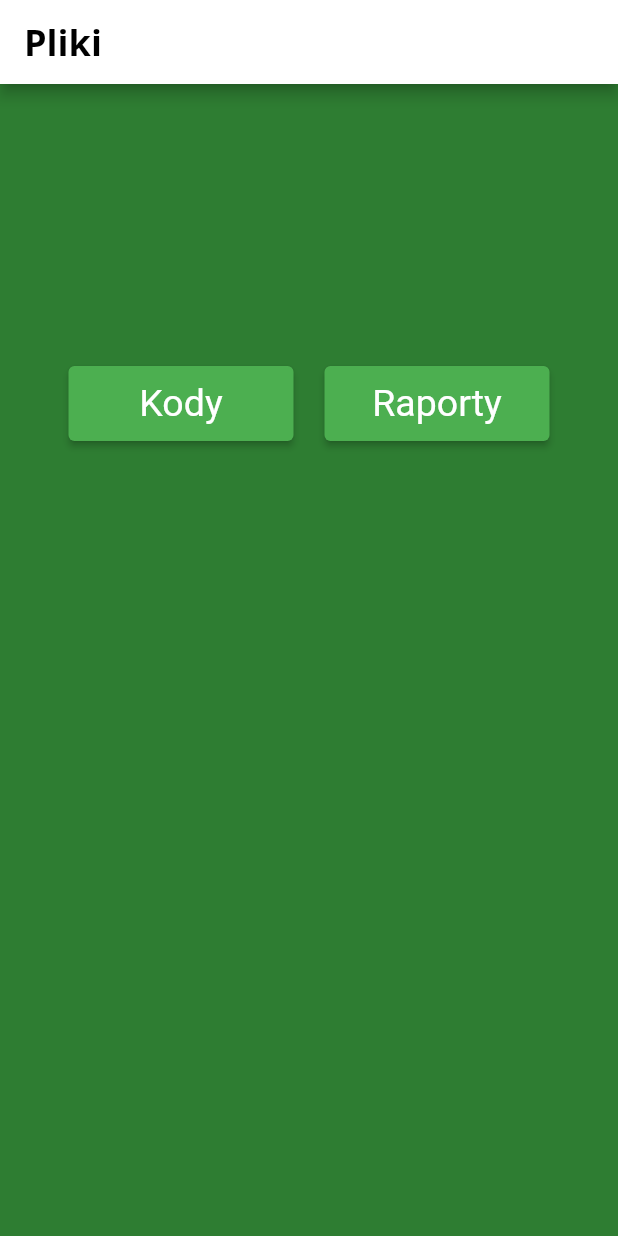
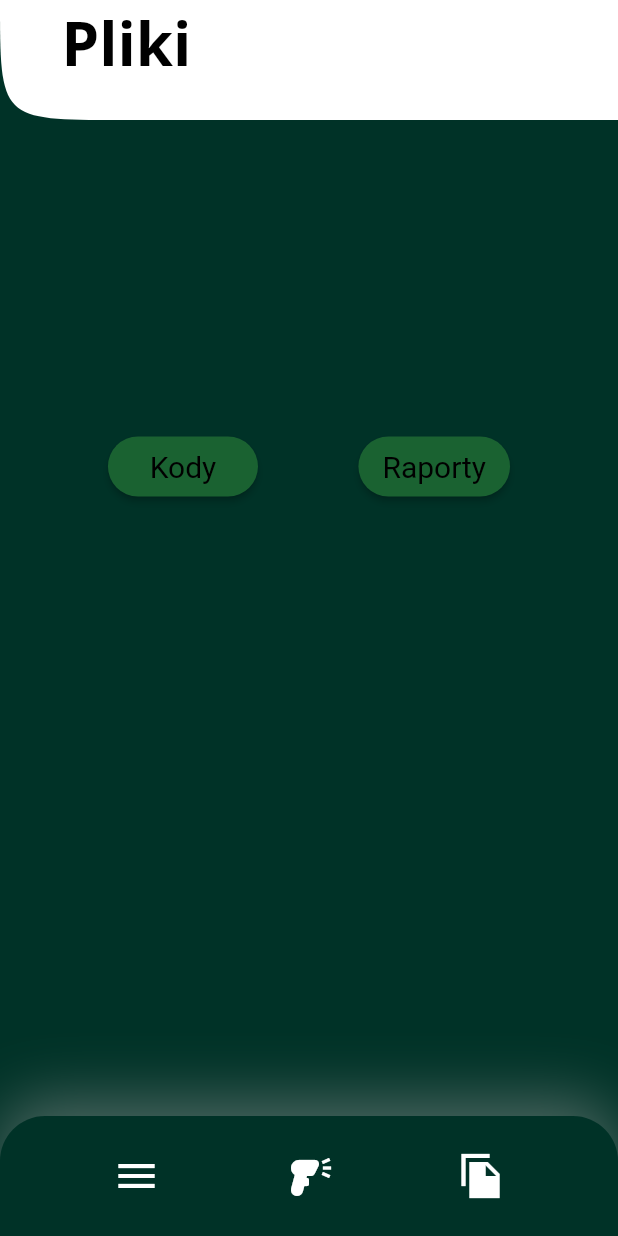
Before and after one commit to Lokinado/flutter_inventory_app, a Flutter app: the screen it shows after launch, on a phone screen of 412 x 824 dp. Run offline on Flutter 3.47's test engine with Material 2 defaults, Android fonts, the light colour scheme and no system bars; Roboto replaces fonts that are missing (Open Sans).

Commit message:
Poprawiona wersja graficzna

```diff
--- /dev/null
+++ b/lib/bottom_navigation_bar.dart
@@ -0,0 +1,46 @@
+import 'package:flutter/material.dart';
+import 'main.dart';
+
+class CustomBottomNavigationBar extends StatelessWidget {
+  const CustomBottomNavigationBar({Key? key}) : super(key: key);
+
+  @override
+  Widget build(BuildContext context) {
+    return Container(
+      height: 80,
+      decoration: BoxDecoration(
+        boxShadow: [
+          BoxShadow(
+            offset: const Offset(0, -10),
+            blurRadius: 35,
+            color: Colors.grey.withOpacity(0.5),
+          ),
+        ],
+        color: const Color.fromRGBO(0, 50, 39, 1),
+        borderRadius: const BorderRadius.only(
+          topLeft: Radius.circular(30),
+          topRight: Radius.circular(30),
+        ),
+      ),
+      child: Row(
+        mainAxisAlignment: MainAxisAlignment.spaceEvenly,
+        children: <Widget>[
+          IconButton(
+            onPressed: () {},
+            icon: const Icon(Icons.menu, size: 32, color: Colors.white),
+          ),
+          IconButton(
+            onPressed: () {},
+            icon:
+                const Icon(Icons.barcode_reader, size: 32, color: Colors.white),
+          ),
+          IconButton(
+            onPressed: () {},
+            icon: const Icon(Icons.file_copy_sharp,
+                size: 32, color: Colors.white),
+          ),
+        ],
+      ),
+    );
+  }
+}
--- a/lib/main.dart
+++ b/lib/main.dart
@@ -1,19 +1,72 @@
 import 'package:flutter/material.dart';
+import 'details_page.dart';
+import 'kody.dart';
+import 'raporty.dart';
+import 'main_page.dart';
+import 'bottom_navigation_bar.dart';
 
 void main() {
   runApp(const SearchPanel());
 }
 
 class SearchPanel extends StatelessWidget {
-   const SearchPanel({super.key});
+  const SearchPanel({Key? key}) : super(key: key);
+
   @override
   Widget build(BuildContext context) {
     return MaterialApp(
+
+      color: Color.fromRGBO(0, 50, 39, 1),
       title: 'Search Panel',
       theme: ThemeData(
-        colorScheme: ColorScheme.fromSwatch(primarySwatch: Colors.green).copyWith(background: Colors.green[900]),
+        colorScheme: ColorScheme.fromSwatch(primarySwatch: Colors.green)
+            .copyWith(background: const Color.fromRGBO(0, 50, 39, 1)),
       ),
-      home: const MainPage(),
+      home: Scaffold(
+        backgroundColor:const Color.fromRGBO(0, 50, 39, 1) ,
+        appBar: PreferredSize(
+  preferredSize: Size.fromHeight(80.0),
+  child: AppBar(
+    shadowColor: Colors.transparent,
+    foregroundColor:const Color.fromRGBO(0, 50, 39, 1) ,
+    backgroundColor: Colors.white,
+    centerTitle: false,
+    title: Row(
+      mainAxisAlignment: MainAxisAlignment.start,
+      children: [
+        const SizedBox(width: 25.0),
+        Text(
+          "Pliki",
+          style: TextStyle(
+            color: Colors.black,
+            fontSize: 40,
+            fontWeight: FontWeight.bold,
+            fontFamily: "Open Sans",
+          ),
+        ),
+      ],
+    ),
+    shape: const ContinuousRectangleBorder(
+      borderRadius: BorderRadius.only(
+        bottomLeft: Radius.circular(150),
+      ),
+    ),
+  ),
+),
+
+        body: Container(
+          color: const Color.fromRGBO(0, 50, 39, 1),
+          child: Column(
+            children: [
+              const CustomAppBar(),
+              Expanded(
+                child: const MainPage(),
+              ),
+              const CustomBottomNavigationBar(),
+            ],
+          ),
+        ),
+      ),
       routes: {
         '/details': (context) => const DetailsPage(),
       },
@@ -21,194 +74,18 @@ class SearchPanel extends StatelessWidget {
   }
 }
 
-class MainPage extends StatefulWidget {
-  const MainPage({super.key});
+class CustomAppBar extends StatelessWidget {
 
-  @override
-  // ignore: library_private_types_in_public_api
-  _MainPageState createState() => _MainPageState();
-}
-
-class _MainPageState extends State<MainPage> {
-  String _selectedList = '';
-
-  void _showList(String listName) {
-    setState(() {
-      _selectedList = listName;
-    });
-  }
+  const CustomAppBar({Key? key}) : super(key: key);
 
   @override
   Widget build(BuildContext context) {
-    return Scaffold(
 
-      appBar: AppBar(
+    return Container(
+      height: 0,
+      padding: EdgeInsets.only(top: MediaQuery.of(context).padding.top),
 
-        backgroundColor: Colors.white,
-        title: const Text(
-          "Pliki",
-
-          style: TextStyle(
-      color: Colors.black,
-      fontSize: 24, // ustawiamy rozmiar czcionki na 24
-      fontWeight: FontWeight.bold, // ustawiamy pogrubienie tekstu
-      fontFamily: "Open Sans" // ustawiamy styl tekstu na pochylony
-    ),
-        ),
-      ),
-
-
-      body: Container(
-        color: Colors.green.shade800,
-        padding: const EdgeInsets.all(25),
-
-        child: Column(
-
-          mainAxisAlignment: MainAxisAlignment.spaceEvenly,
-          children: [
-
-            Row(
-              mainAxisAlignment: MainAxisAlignment.spaceEvenly,
-              children: [
-
-                ElevatedButton(
-
-                  onPressed: () => _showList('Kody'),
-                  style: ButtonStyle(
-                    minimumSize: MaterialStateProperty.all(const Size(150, 50)),
-                    textStyle: MaterialStateProperty.all(const TextStyle(fontSize: 25))
-                  ),
-                  child: const Text('Kody'),
-
-                ),
-
-                ElevatedButton(
-                  onPressed: () => _showList('Raporty'),
-                  style: ButtonStyle(
-                    minimumSize: MaterialStateProperty.all(const Size(150, 50)),
-                    textStyle: MaterialStateProperty.all(const TextStyle(fontSize: 25))
-                  ),
-                  child: const Text('Raporty'),
-                ),
-
-              ],
-
-            ),
-            const SizedBox(height:16,width: 80,),
-
-            _selectedList == ''
-                ? Container()
-                : Expanded(
-
-                    child: ListView.builder(
-                      itemCount: _selectedList == 'Kody' ? Kody.ilosc : Raporty.ilosc,
-                      itemBuilder: (context, index) {
-
-                        return Card(
-
-                           elevation: 4,
-                        shape: RoundedRectangleBorder(
-                        borderRadius: BorderRadius.circular(10),
-                          ),
-                          child: ListTile(
-
-                            title: Text(
-                              _selectedList == 'Kody'
-                                  ? 'Kod ${index + 1}'
-                                  : 'Raport ${index + 1}',
-                                  textAlign: TextAlign.center, // wyśrodkowanie tekstu
-                            style: const TextStyle(
-                              fontSize: 18, // zmiana wielkości czcionki
-                              fontWeight: FontWeight.bold, // zmiana grubości czcionki
-                            ),
-                            ),
-
-                            onTap: () {
-
-                              Navigator.pushNamed(
-                                context,
-                                '/details',
-                                arguments: DetailsArguments(
-                                  title: _selectedList == 'Kody'
-                                      ? 'Kod ${index + 1}'
-                                      : 'Raport ${index + 1}',
-                                ),
-
-                              );
-
-                            },
-
-                          ),
-
-                        );
-
-                      },
-
-                    ),
-                  ),
-          ],
-        ),
-
-
-      ),
 
     );
   }
-
 }
-
-class DetailsPage extends StatelessWidget {
-  const DetailsPage({super.key});
-
-  @override
-  Widget build(BuildContext context) {
-    final DetailsArguments args =
-        ModalRoute.of(context)!.settings.arguments as DetailsArguments;
-
-    return Scaffold(
-            appBar: AppBar(
-        backgroundColor: Colors.white,
-  leading: IconButton(
-    icon: const Icon(Icons.arrow_back),
-    color: Colors.black,
-    onPressed: () {
-      Navigator.pop(context);
-    },
-
-
-  ),
-        title: Text(
-          args.title,
-          style: const TextStyle(color: Colors.black),
-        ),
-
-),
-      body: Center(
-        child: Text('Szczegóły ${args.title}'),
-      ),
-
-    );
-
-  }
-
-}
-
-class DetailsArguments {
-  final String title;
-
-  DetailsArguments({required this.title});
-}
-
-class Kody {
-  static int ilosc= 20;
-  static String getTitle(int index) {
-    return 'Kod ${index + 1}';
-  }
-}
-
-class Raporty {
-  static int ilosc= 25;
-  static String getTitle(int index) {
-    return 'Raport ${index + 1}';
-  }
-}
--- /dev/null
+++ b/lib/main_page.dart
@@ -0,0 +1,147 @@
+import 'package:flutter/material.dart';
+import 'details_arguments.dart';
+import 'kody.dart';
+import 'raporty.dart';
+import 'main.dart';
+
+class MainPage extends StatefulWidget {
+  const MainPage({super.key});
+
+  @override
+  // ignore: library_private_types_in_public_api
+  _MainPageState createState() => _MainPageState();
+}
+
+class _MainPageState extends State<MainPage> {
+  String _selectedList = '';
+
+  void _showList(String listName) {
+    setState(() {
+      _selectedList = listName;
+    });
+  }
+
+  @override
+  Widget build(BuildContext context) {
+    return Scaffold(
+      appBar: null,
+      body: Container(
+        color: const Color.fromRGBO(0, 50, 39, 1),
+        padding: const EdgeInsets.all(5),
+        child: Column(
+          mainAxisAlignment: MainAxisAlignment.spaceEvenly,
+          crossAxisAlignment: CrossAxisAlignment.stretch,
+          children: [
+            Row(
+              mainAxisAlignment: MainAxisAlignment.spaceEvenly,
+              children: [
+                ElevatedButton(
+                  onPressed: () => _showList('Kody'),
+                  style: ButtonStyle(
+                    minimumSize: MaterialStateProperty.all(const Size(100, 40)),
+                    textStyle: MaterialStateProperty.all(
+                      const TextStyle(fontSize: 20, color: Colors.black),
+                    ),
+                    shape: MaterialStateProperty.all<RoundedRectangleBorder>(
+                      RoundedRectangleBorder(
+                        borderRadius: BorderRadius.circular(20.0),
+                      ),
+                    ),
+                    backgroundColor: MaterialStateProperty.resolveWith<Color>(
+                      (Set<MaterialState> states) {
+                        if (states.contains(MaterialState.pressed)) {
+                          return Color.fromRGBO(28, 153, 55, 1);
+                        }
+                        return Color.fromRGBO(26, 98, 49, 1);
+                      },
+                    ),
+                    foregroundColor: MaterialStateProperty.all(Colors.black)
+                  ),
+                  child: const Text('Kody'),
+
+                ),
+                ElevatedButton(
+                  onPressed: () => _showList('Raporty'),
+                  style: ButtonStyle(
+                    minimumSize: MaterialStateProperty.all(const Size(100, 40)),
+                    textStyle: MaterialStateProperty.all(
+                      const TextStyle(fontSize: 20, color: Colors.black),
+                    ),
+                    shape: MaterialStateProperty.all<RoundedRectangleBorder>(
+                      RoundedRectangleBorder(
+                        borderRadius: BorderRadius.circular(20.0),
+                      ),
+                    ),
+                    backgroundColor: MaterialStateProperty.resolveWith<Color>(
+                      (Set<MaterialState> states) {
+                        if (states.contains(MaterialState.pressed)) {
+                          return Color.fromRGBO(28, 153, 55, 1);
+                        }
+                        return Color.fromRGBO(26, 98, 49, 1);
+                      },
+                    ),
+                    foregroundColor: MaterialStateProperty.all(Colors.black)
+                  ),
+                  child: const Text('Raporty'),
+                ),
+              ],
+            ),
+            _selectedList == ''
+    ? Container()
+    : Expanded(
+        child: ListView.separated(
+          padding: const EdgeInsets.symmetric(horizontal: 30, vertical: 6),
+          separatorBuilder: (context, index) => const SizedBox(height: 16),
+          itemCount:
+              _selectedList == 'Kody' ? Kody.ilosc : Raporty.ilosc,
+          itemBuilder: (context, index) {
+            return Card(
+              elevation: 3,
+              shape: RoundedRectangleBorder(
+                borderRadius: BorderRadius.circular(15),
+              ),
+              child: Container(
+                height: 60,
+                width: 50,
+                child: ListTile(
+                  title: Text(
+                    _selectedList == 'Kody'
+                        ? 'Kod ${index + 1}'
+                        : 'Raport ${index + 1}',
+                    textAlign: TextAlign.center,
+                    style: const TextStyle(
+                      fontSize: 18,
+                      fontWeight: FontWeight.bold,
+                    ),
+                  ),
+                  onTap: () {
+                    Navigator.pushNamed(
+                      context,
+                      '/details',
+                      arguments: DetailsArguments(
+                        title: _selectedList == 'Kody'
+                            ? 'Kod ${index + 1}'
+                            : 'Raport ${index + 1}',
+                      ),
+                    );
+                  },
+                ),
+              ),
+            );
+          },
+        ),
+      ),
+          ],
+        ),
+      ),
+    );
+  }
+}
+
+AppBar buildAppBar() {
+  return AppBar(
+    backgroundColor: const Color.fromRGBO(0, 50, 39, 1),
+    elevation: 0,
+    actions: [],
+  );
+}
--- /dev/null
+++ b/lib/search_panel.dart
@@ -0,0 +1,23 @@
+import 'package:flutter/material.dart';
+import 'main_page.dart';
+import 'details_arguments.dart';
+import 'details_page.dart';
+
+class SearchPanel extends StatelessWidget {
+  const SearchPanel({Key? key}) : super(key: key);
+
+  @override
+  Widget build(BuildContext context) {
+    return MaterialApp(
+      title: 'Search Panel',
+      theme: ThemeData(
+        colorScheme: ColorScheme.fromSwatch(primarySwatch: Colors.green)
+            .copyWith(background: const Color.fromRGBO(0, 50, 39, 1)),
+      ),
+      home: const MainPage(),
+      routes: {
+        '/details': (context) => const DetailsPage(),
+      },
+    );
+  }
+}
```
Also changed, not shown: lib/details_arguments.dart (added, +7 -0 lines), lib/details_page.dart (added, +33 -0 lines), lib/kody.dart (added, +9 -0 lines), lib/raporty.dart (added, +9 -0 lines).
